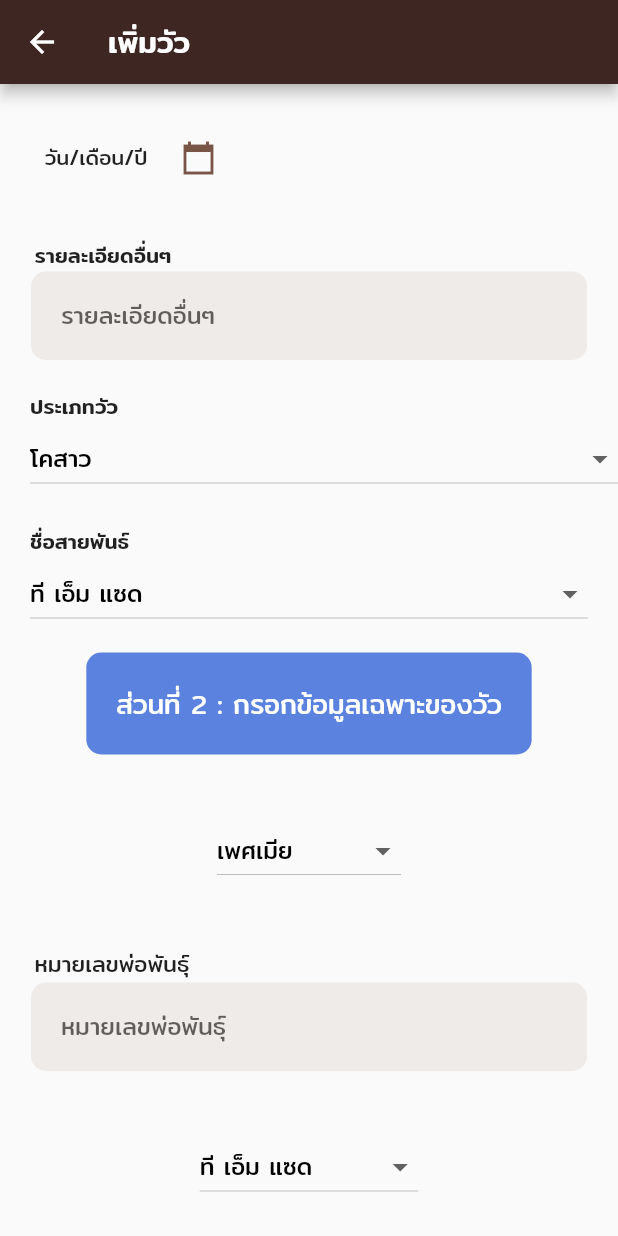
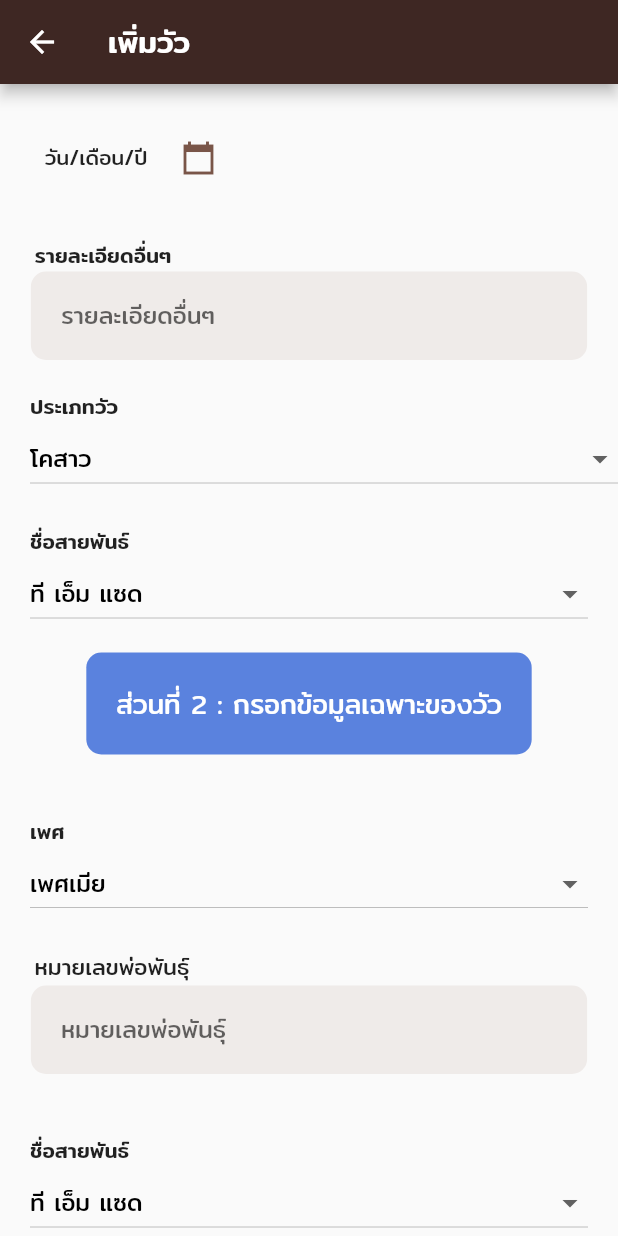
Before and after one commit to DairyFarmProject/dairycattle, a Flutter app: the AddCow screen opened directly, scrolled down 576 dp, on a phone screen of 412 x 824 dp. Run offline on Flutter 3.47's test engine with Material 2 defaults, Android fonts, the phone set to English and light mode, and no system bars; our stand-ins replace cloud_firestore, dropdown_search, firebase_auth, firebase_core, firebase_storage, fl_chart and 6 more; missing offline and left inert: cloud_firestore_web, firebase_analytics_web, firebase_auth_web, firebase_core_web, firebase_messaging_web, firebase_storage_web and 2 more; accounts and stored records are empty; network calls fail.

Commit message:
UPDATE UI Cow
เก็บรายละเอียด

```diff
--- a/lib/Screens/Activity/Milk/recordmilk.dart
+++ b/lib/Screens/Activity/Milk/recordmilk.dart
@@ -63,7 +63,7 @@ class _RecordMilkState extends State<RecordMilk> {
     return Scaffold(
         appBar: AppBar(
           title: Text("บันทึกน้ำนมวัว",
-              style: TextStyle(fontWeight: FontWeight.bold)),
+              style: TextStyle(fontWeight: FontWeight.w500)),
           leading: GestureDetector(
             onTap: () {
               Navigator.pop(context);
--- a/lib/Screens/Cow/addcow1.dart
+++ b/lib/Screens/Cow/addcow1.dart
@@ -325,8 +325,15 @@ class _AddCowState extends State<AddCow> {
                           fontSize: 18)),
                 ),
                 Container(
-                  padding: const EdgeInsets.all(20.0),
+                    padding: EdgeInsets.fromLTRB(20, 20, 0, 0),
+                    alignment: Alignment.topLeft,
+                    child: Text('เพศ',
+                        style: TextStyle(fontWeight: FontWeight.w500))),
+                Container(
+                  padding: EdgeInsets.fromLTRB(20, 0, 20, 0),
+                  alignment: Alignment.topLeft,
                   child: DropdownButton<Sex>(
+                    isExpanded: true,
                     hint: new Text("Select a sex"),
                     value: selectSex == null ? null : sexs[selectSex],
                     onChanged: (newValue) {
@@ -357,8 +364,15 @@ class _AddCowState extends State<AddCow> {
                     ),
                     hintText: "หมายเลขพ่อพันธุ์"),
                 Container(
-                  padding: const EdgeInsets.all(20.0),
+                    padding: EdgeInsets.fromLTRB(20, 20, 0, 0),
+                    alignment: Alignment.topLeft,
+                    child: Text('ชื่อสายพันธ์',
+                        style: TextStyle(fontWeight: FontWeight.w500))),
+                Container(
+                  padding: EdgeInsets.fromLTRB(20, 0, 20, 0),
+                  alignment: Alignment.topLeft,
                   child: DropdownButton<DadSpecie>(
+                    isExpanded: true,
                     hint: new Text("Select a specie"),
                     value: selectDadSpecie == null
                         ? null
@@ -391,8 +405,15 @@ class _AddCowState extends State<AddCow> {
                     ),
                     hintText: "หมายเลขแม่พันธุ์"),
                 Container(
-                  padding: const EdgeInsets.all(20.0),
+                    padding: EdgeInsets.fromLTRB(20, 20, 0, 0),
+                    alignment: Alignment.topLeft,
+                    child: Text('ชื่อสายพันธ์',
+                        style: TextStyle(fontWeight: FontWeight.w500))),
+                Container(
+                  padding: EdgeInsets.fromLTRB(20, 0, 20, 0),
+                  alignment: Alignment.topLeft,
                   child: DropdownButton<MomSpecie>(
+                    isExpanded: true,
                     hint: new Text("Select a specie"),
                     value: selectMomSpecie == null
                         ? null
--- a/lib/Screens/Welcome/login.dart
+++ b/lib/Screens/Welcome/login.dart
@@ -54,7 +54,7 @@ class _LoginScreenState extends State<LoginScreen> {
                 ),
                 SizedBox(height: size.height * 0.03),
                 Image.asset(
-                  "assets/images/DairyCattle1.png",
+                  "assets/images/Logo.png",
                   height: size.height * 0.2,
                 ),
                 SizedBox(height: size.height * 0.03),
@@ -98,7 +98,7 @@ class _LoginScreenState extends State<LoginScreen> {
                       suffixIcon: IconButton(
                         icon: Icon(
                           // Based on passwordVisible state choose the icon
-                          obscureText ? Icons.visibility : Icons.visibility_off,
+                          obscureText ? Icons.visibility_off : Icons.visibility,
                           color: kPrimaryColor,
                         ),
                         onPressed: () {
--- a/lib/Screens/Welcome/signup.dart
+++ b/lib/Screens/Welcome/signup.dart
@@ -48,7 +48,7 @@ class _SignUpScreenState extends State<SignUpScreen> {
                 ),
                 SizedBox(height: size.height * 0.03),
                 Image.asset(
-                  "assets/images/DairyCattle1.png",
+                  "assets/images/Logo.png",
                   height: size.height * 0.25,
                 ),
                 Form(
@@ -131,8 +131,8 @@ class _SignUpScreenState extends State<SignUpScreen> {
                                 suffixIcon: IconButton(
                                   icon: Icon(
                                     obscureText2
-                                        ? Icons.visibility
-                                        : Icons.visibility_off,
+                                        ? Icons.visibility_off
+                                        : Icons.visibility,
                                     color: kPrimaryColor,
                                   ),
                                   onPressed: () {
--- a/lib/Screens/Welcome/welcome.dart
+++ b/lib/Screens/Welcome/welcome.dart
@@ -52,7 +52,7 @@ class _WelcomeState extends State<Welcome> {
             ),
             SizedBox(height: size.height * 0.05),
             Image.asset(
-              "assets/images/DairyCattle1.png",
+              "assets/images/Logo.png",
               height: size.height * 0.30,
             ),
             SizedBox(height: size.height * 0.05),
```
Also changed, not shown: lib/Screens/Cow/deletecow.dart (+10 -3 lines), lib/Screens/Cow/editcow.dart (+24 -3 lines), assets/images/Logo.png (added).
